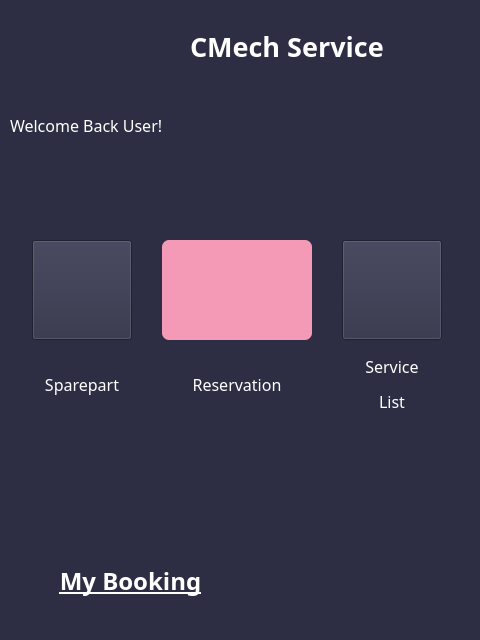
Above: file_ui/user_main_menu.ui from Ghazimuhammad/Reservasi-Bengkel before the change. Below: the same form after it.
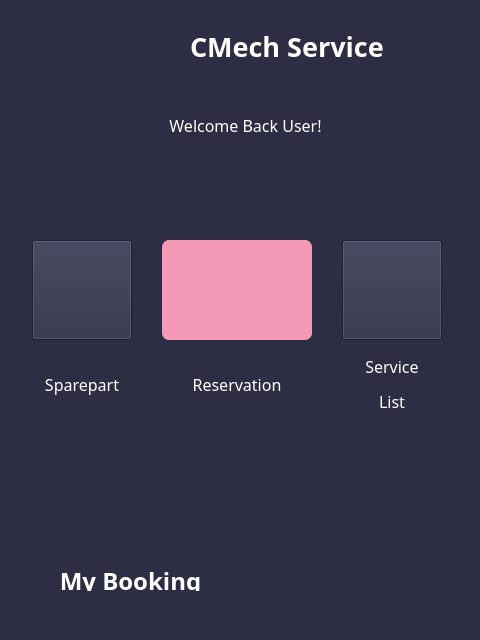
That is the form after the change. Icons and pictures are not drawn.

Commit message: Nambahin UI buat admin

What changed in the file:
```diff
--- a/file_ui/user_main_menu.ui
+++ b/file_ui/user_main_menu.ui
@@ -40,6 +40,9 @@
     background-color: #2D2E43;
     color: white;
     border: none;
+	border: none;
+    border-radius: 7px;
+    padding: 10px 20px;
 }
 
 QPushButton:hover {
@@ -57,7 +60,7 @@
    <widget class="QLabel" name="label_user">
     <property name="geometry">
      <rect>
-      <x>10</x>
+      <x>60</x>
       <y>100</y>
       <width>371</width>
       <height>51</height>
@@ -76,7 +79,7 @@
      </font>
     </property>
     <property name="text">
-     <string>&lt;html&gt;&lt;head/&gt;&lt;body&gt;&lt;p&gt;&lt;span style=&quot; font-size:12pt; color:#ffffff;&quot;&gt;Welcome Back User!&lt;/span&gt;&lt;/p&gt;&lt;/body&gt;&lt;/html&gt;</string>
+     <string>&lt;html&gt;&lt;head/&gt;&lt;body&gt;&lt;p align=&quot;center&quot;&gt;&lt;span style=&quot; font-size:12pt; color:#ffffff;&quot;&gt;Welcome Back User!&lt;/span&gt;&lt;/p&gt;&lt;/body&gt;&lt;/html&gt;</string>
     </property>
     <property name="alignment">
      <set>Qt::AlignLeading|Qt::AlignLeft|Qt::AlignVCenter</set>
```
Left out of the diff: 3 changed lines with no effect on the pictures. The commit also changes 4 other files.
